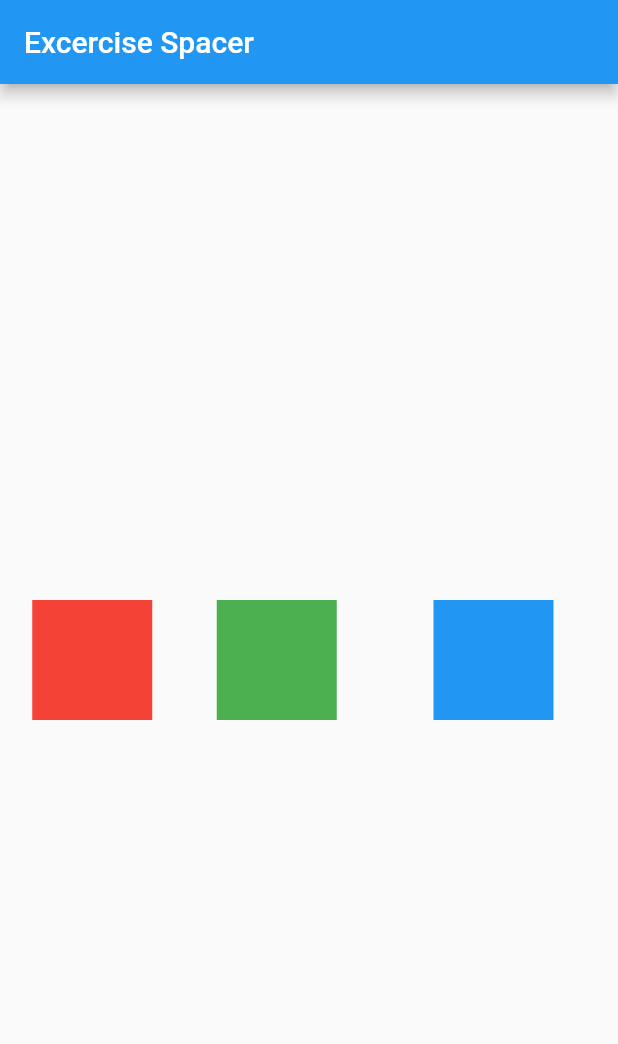
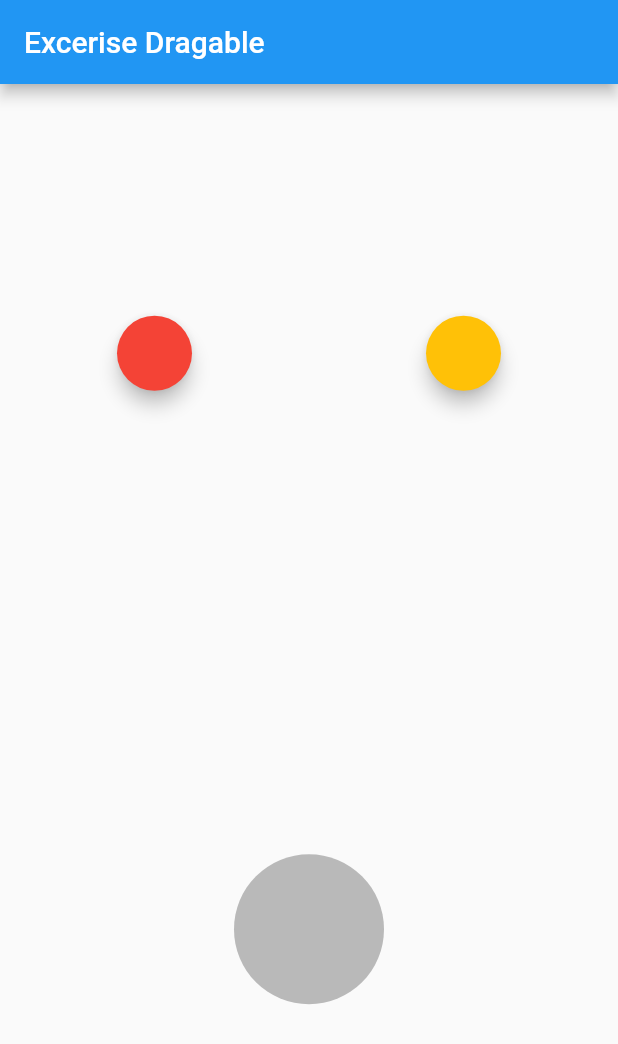
Before and after one commit to PeaceAntoHim/basic-Flutter, a Flutter app: the screen it shows after launch, on a phone screen of 412 x 824 dp. Shown: the top 1044 px of the screen. Run offline on Flutter 3.47's test engine with Material 2 defaults, Android fonts, the phone set to English and light mode, and no system bars.

Commit message:
learn how to create dragable

```diff
--- /dev/null
+++ b/lib/Spacer.dart
@@ -0,0 +1,32 @@
+import 'package:flutter/material.dart';
+
+void main() => runApp(const MyApp());
+
+class MyApp extends StatelessWidget {
+  const MyApp({Key? key}) : super(key: key);
+
+  @override
+  Widget build(BuildContext context) {
+    return MaterialApp(
+      home: Scaffold(
+        appBar: AppBar(
+          title: const Text("Excercise Spacer"),
+        ),
+        body: Center(
+          child: Row(
+            mainAxisAlignment: MainAxisAlignment.spaceEvenly,
+            children: <Widget>[
+              const Spacer(flex: 1),
+              Container(width: 80, height: 80, color: Colors.red),
+              const Spacer(flex: 2),
+              Container(width: 80, height: 80, color: Colors.green),
+              const Spacer(flex: 3),
+              Container(width: 80, height: 80, color: Colors.blue),
+              const Spacer(flex: 2),
+            ],
+          ),
+        ),
+      ),
+    );
+  }
+}
--- a/lib/main.dart
+++ b/lib/main.dart
@@ -2,29 +2,120 @@
 
 void main() => runApp(const MyApp());
 
-class MyApp extends StatelessWidget {
+class MyApp extends StatefulWidget {
   const MyApp({Key? key}) : super(key: key);
+
+  @override
+  State<MyApp> createState() => _MyAppState();
+}
+
+class _MyAppState extends State<MyApp> {
+  Color color1 = Colors.red;
+  Color color2 = Colors.amber;
+  late Color targetColor;
+  bool isAccepted = false;
 
   @override
   Widget build(BuildContext context) {
     return MaterialApp(
       home: Scaffold(
         appBar: AppBar(
-          title: const Text("Excercise Spacer"),
+          title: const Text("Excerise Dragable"),
         ),
-        body: Center(
-          child: Row(
-            mainAxisAlignment: MainAxisAlignment.spaceEvenly,
-            children: <Widget>[
-              const Spacer(flex: 1),
-              Container(width: 80, height: 80, color: Colors.red),
-              const Spacer(flex: 2),
-              Container(width: 80, height: 80, color: Colors.green),
-              const Spacer(flex: 3),
-              Container(width: 80, height: 80, color: Colors.blue),
-              const Spacer(flex: 2),
-            ],
-          ),
+        body: Column(
+          mainAxisAlignment: MainAxisAlignment.spaceAround,
+          children: <Widget>[
+            Row(
+              mainAxisAlignment: MainAxisAlignment.spaceAround,
+              children: <Widget>[
+                Draggable<Color>(
+                  data: color1,
+                  // ignore: sort_child_properties_last
+                  child: SizedBox(
+                    width: 50,
+                    height: 50,
+                    child: Material(
+                      color: color1,
+                      shape: const StadiumBorder(),
+                      elevation: 5,
+                    ),
+                  ),
+                  childWhenDragging: const SizedBox(
+                    width: 50,
+                    height: 50,
+                    child: Material(
+                      color: Colors.grey,
+                      shape: StadiumBorder(),
+                      elevation: 0,
+                    ),
+                  ),
+                  feedback: SizedBox(
+                    width: 50,
+                    height: 50,
+                    child: Material(
+                      color: color1.withOpacity(0.7),
+                      shape: const StadiumBorder(),
+                      elevation: 5,
+                    ),
+                  ),
+                ),
+                Draggable<Color>(
+                  data: color2,
+                  // ignore: sort_child_properties_last
+                  child: SizedBox(
+                    width: 50,
+                    height: 50,
+                    child: Material(
+                      color: color2,
+                      shape: const StadiumBorder(),
+                      elevation: 5,
+                    ),
+                  ),
+                  childWhenDragging: const SizedBox(
+                    width: 50,
+                    height: 50,
+                    child: Material(
+                      color: Colors.grey,
+                      shape: StadiumBorder(),
+                      elevation: 0,
+                    ),
+                  ),
+                  feedback: SizedBox(
+                    width: 50,
+                    height: 50,
+                    child: Material(
+                      color: color2.withOpacity(0.7),
+                      shape: const StadiumBorder(),
+                      elevation: 5,
+                    ),
+                  ),
+                ),
+              ],
+            ),
+            DragTarget<Color>(
+              onWillAccept: (value) => true,
+              onAccept: (value) => {isAccepted = true, targetColor = value},
+              builder: (context, candidate, rejected) {
+                return (isAccepted)
+                    ? SizedBox(
+                        width: 100,
+                        height: 100,
+                        child: Material(
+                          color: targetColor,
+                          shape: const StadiumBorder(),
+                        ),
+                      )
+                    : const SizedBox(
+                        width: 100,
+                        height: 100,
+                        child: Material(
+                          color: Colors.black26,
+                          shape: StadiumBorder(),
+                        ),
+                      );
+              },
+            ),
+          ],
         ),
       ),
     );
```
